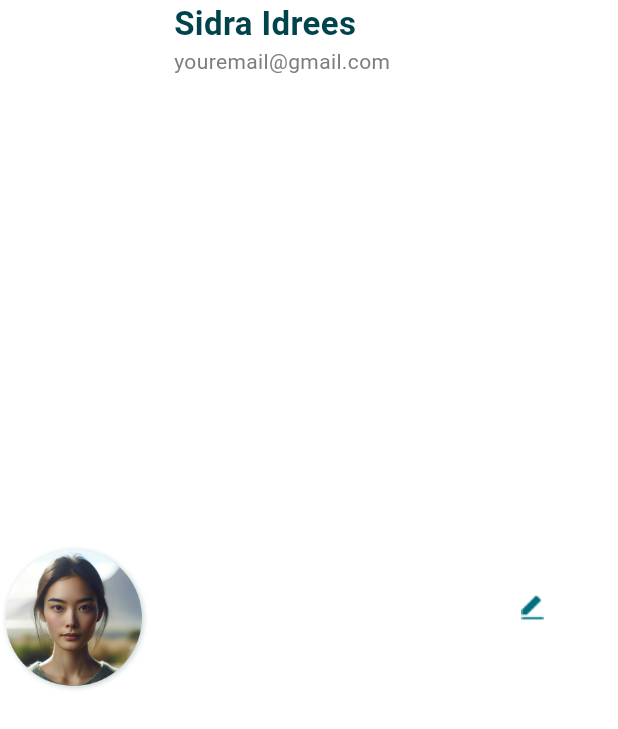
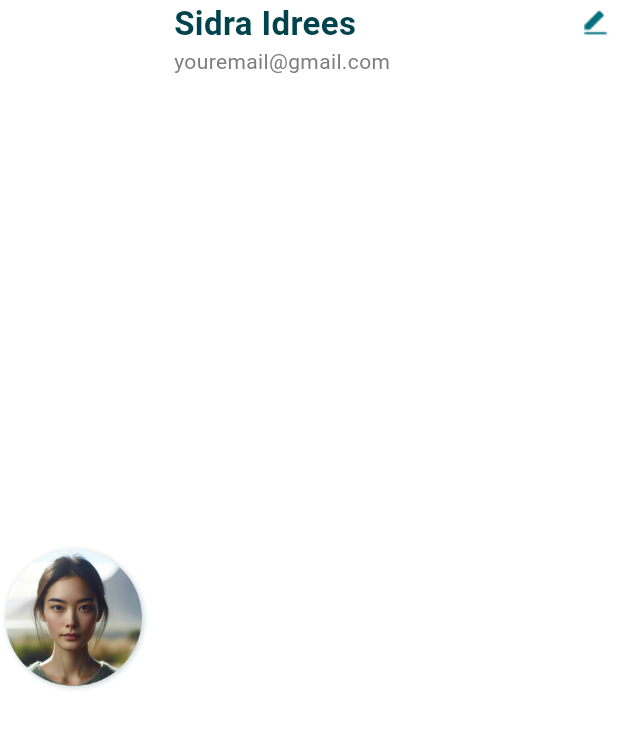
Before and after one commit to swagatapal/E_Learning, a Flutter app: the ProfileInformation widget shown alone on an empty page, opened directly, on a phone screen of 412 x 824 dp. Shown: the top 729 px of the screen. Run offline on Flutter 3.47's test engine with Material 3 defaults, Android fonts, the phone set to English and light mode, and no system bars; our stand-ins replace flutter_bounce, persistent_bottom_nav_bar, smooth_page_indicator.

Commit message:
profile section

```diff
--- a/lib/Screens/Profile/Widgets/profile_information.dart
+++ b/lib/Screens/Profile/Widgets/profile_information.dart
@@ -1,4 +1,6 @@
+import 'package:flutter/cupertino.dart';
 import 'package:flutter/material.dart';
+import 'package:flutter/widgets.dart';
 import '../../../Core/Utils/Helper/app_colors.dart';
 
 class ProfileInformation extends StatelessWidget {
@@ -15,6 +17,7 @@ class ProfileInformation extends StatelessWidget {
   @override
   Widget build(BuildContext context) {
     return Row(
+
       children: [
         SizedBox(
           height: 100,
@@ -25,6 +28,12 @@ class ProfileInformation extends StatelessWidget {
           ),
         ),
         const SizedBox(width: 16.0),
+
+        Expanded(
+          child: Row(
+            mainAxisAlignment: MainAxisAlignment.spaceBetween,
+            crossAxisAlignment: CrossAxisAlignment.start,
+            children: [
               Column(
                 crossAxisAlignment: CrossAxisAlignment.start,
                 children: [
@@ -46,15 +55,16 @@ class ProfileInformation extends StatelessWidget {
                   ),
                 ],
               ),
-        const SizedBox(width: 80.0),
-        Padding(
-          padding: const EdgeInsets.only(bottom: 14.0),
-          child: Image.asset(
+              Image.asset(
                 "assets/images/edit.png",
                 height: 30,
                 width: 30,
               ),
+            ],
           ),
+        ),
+
+
       ],
     );
   }
```
Lines whose indentation alone changed are shown as unchanged.
